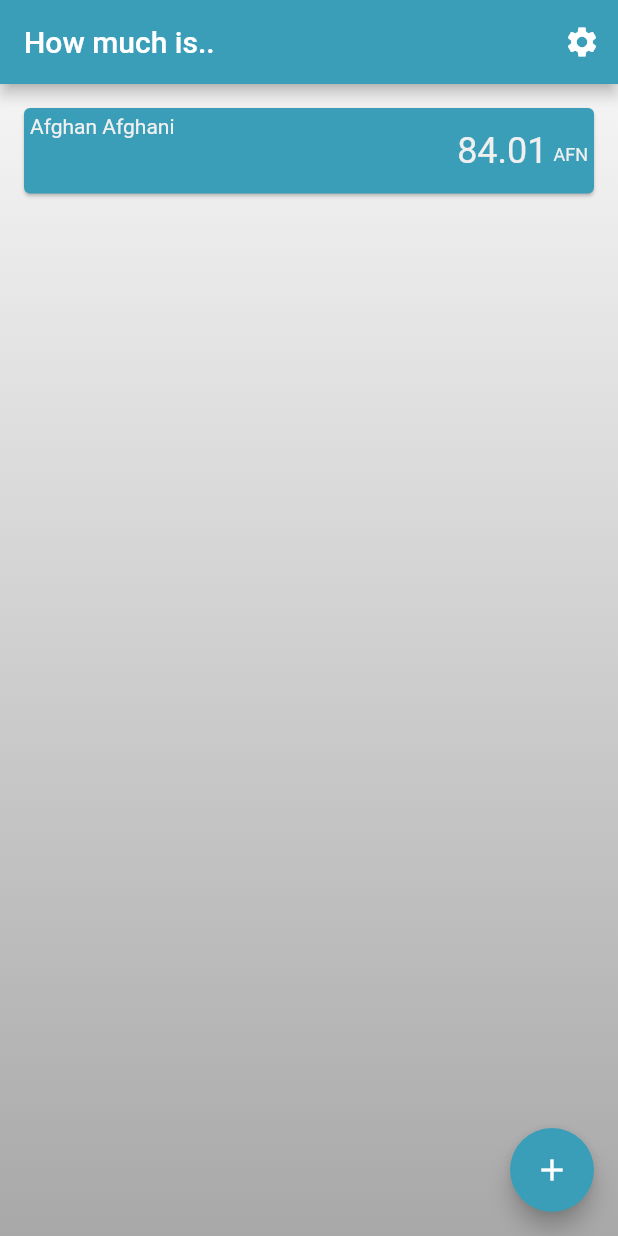
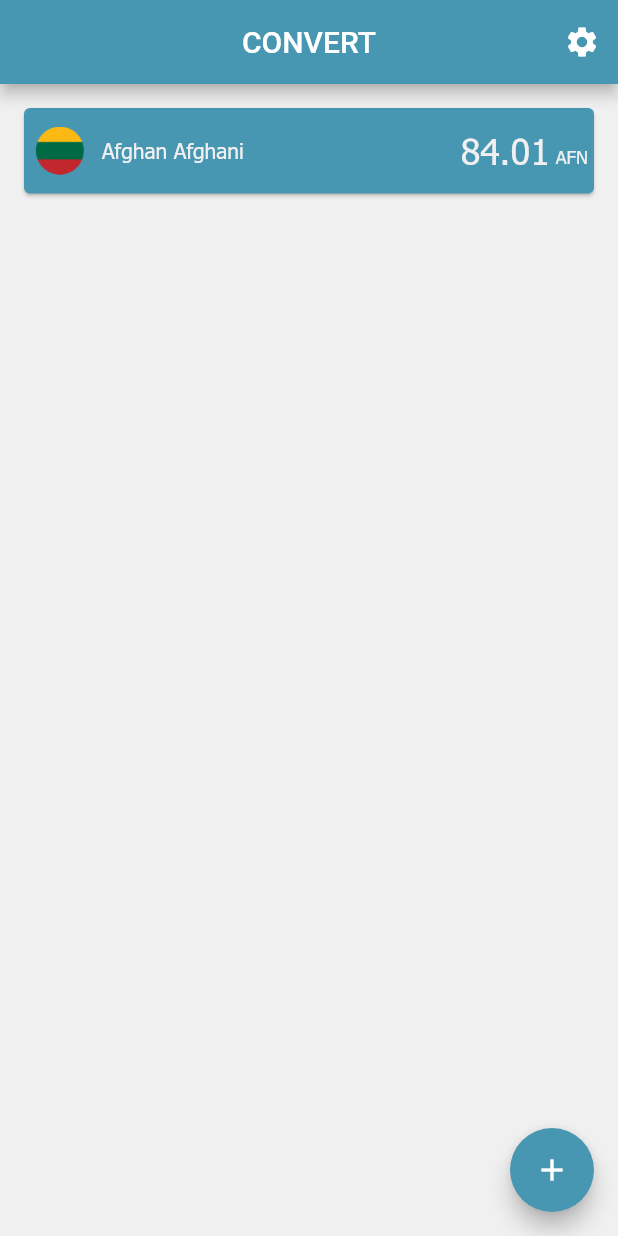
Before and after one commit to ddikman/travelrates, a Flutter app: the screen it shows after launch, after a tap on the "add circle" icon, on a phone screen of 412 x 824 dp. Run offline on Flutter 3.47's test engine with Material 2 defaults, Android fonts, the phone set to English and light mode, and no system bars; missing offline and left inert: geocoder, geolocation.

Commit message:
Restyling with change of font, title casing and position, card layout.^

```diff
--- a/lib/add_currency_screen.dart
+++ b/lib/add_currency_screen.dart
@@ -13,7 +13,6 @@ class AddCurrencyScreen extends StatefulWidget {
 }
 
 class _AddCurrencyScreenState extends State<AddCurrencyScreen> {
-
   List<Currency> currencies;
 
   @override
@@ -24,7 +23,6 @@ class _AddCurrencyScreenState extends State<AddCurrencyScreen> {
 
   @override
   Widget build(BuildContext context) {
-
     final currencyWidgets = currencies.map((currency) {
       return CurrencySelection(currency);
     }).toList();
@@ -40,34 +38,35 @@ class _AddCurrencyScreenState extends State<AddCurrencyScreen> {
         child: TextField(
           autofocus: true,
           onChanged: _filterCurrencies,
-          style: TextStyle(
-            color: AppTheme.primaryColor
-          ),
+          style: TextStyle(color: AppTheme.primaryColor),
           decoration: InputDecoration(
               contentPadding: EdgeInsets.all(4.0),
               labelText: "Search country or currency code",
+              labelStyle: Theme.of(context).textTheme.display1
+                  .copyWith(
+                fontSize: 14.0,
+                color: AppTheme.primaryColor
+              ),
               hintText: "Search country or currency code",
-            border: InputBorder.none
-          ),
+              border: InputBorder.none),
         ),
       ),
     );
 
     final body = new Padding(
         padding: const EdgeInsets.all(8.0),
-      child: ListView(children: currencyWidgets)
-    );
+        child: ListView(children: currencyWidgets));
 
     return Scaffold(
         appBar: AppBar(
-          title: Text('Add currency'),
+          title: Text('ADD CURRENCY'),
+          centerTitle: true,
           bottom: new PreferredSize(
             child: searchField,
             preferredSize: const Size.fromHeight(60.0),
           ),
         ),
-      body: BackgroundContainer(child: body)
-    );
+        body: BackgroundContainer(child: body));
   }
 
   void _filterCurrencies(String filter) {
@@ -78,17 +77,21 @@ class _AddCurrencyScreenState extends State<AddCurrencyScreen> {
     setState(() {
       currencies = state.currencyRepo.getAllCurrencies();
       currencies.sort((currencyA, currencyB) {
-        return currencyA.name.toLowerCase().compareTo(currencyB.name.toLowerCase());
+        return currencyA.name
+            .toLowerCase()
+            .compareTo(currencyB.name.toLowerCase());
       });
 
       if (filter.isNotEmpty) {
         final List<Country> matchingCountries = List.from(state.countries);
-        matchingCountries.retainWhere((country) => country.name.toLowerCase().contains(filter));
+        matchingCountries.retainWhere(
+            (country) => country.name.toLowerCase().contains(filter));
 
         currencies.retainWhere((currency) {
           return currency.name.toLowerCase().contains(filter) ||
               currency.code.toLowerCase().contains(filter) ||
-              matchingCountries.any((country) => country.currencyCode == currency.code);
+              matchingCountries
+                  .any((country) => country.currencyCode == currency.code);
         });
       }
     });
@@ -111,27 +114,25 @@ class _CurrencySelectionState extends State<CurrencySelection> {
 
   @override
   Widget build(BuildContext context) {
-
     final state = StateContainer.of(context).appState;
     _alreadyAdded = state.currencies.contains(widget.currency.code);
-
 
     Widget textWidget = Text(
       "${widget.currency.name}, ${widget.currency.symbol}",
       style: TextStyle(fontSize: 18.0),
     );
 
-    final relatedCountries = state.countries.where((country) => country.currencyCode == widget.currency.code).toList();
+    final relatedCountries = state.countries
+        .where((country) => country.currencyCode == widget.currency.code)
+        .toList();
     if (relatedCountries.length > 1) {
-      final countryNames = relatedCountries.map((country) => country.name).join(", ");
+      final countryNames =
+          relatedCountries.map((country) => country.name).join(", ");
       textWidget = Column(
         crossAxisAlignment: CrossAxisAlignment.start,
         children: <Widget>[
           textWidget,
-          Text(
-            countryNames,
-            style: TextStyle(fontSize: 10.0)
-          )
+          Text(countryNames, style: TextStyle(fontSize: 10.0))
         ],
       );
     }
@@ -141,12 +142,7 @@ class _CurrencySelectionState extends State<CurrencySelection> {
       child: new Padding(
         padding: const EdgeInsets.all(8.0),
         child: Row(
-          children: <Widget>[
-            new Expanded(
-              child: textWidget
-            ),
-            _buildAddIcon()
-          ],
+          children: <Widget>[new Expanded(child: textWidget), _buildAddIcon()],
         ),
       ),
     );
@@ -155,7 +151,6 @@ class _CurrencySelectionState extends State<CurrencySelection> {
   }
 
   _buildAddIcon() {
-
     final disabledTransparency = _alreadyAdded ? 0.5 : 1.0;
 
     return new GestureDetector(
@@ -170,8 +165,7 @@ class _CurrencySelectionState extends State<CurrencySelection> {
         if (_alreadyAdded) {
           print("${widget.currency.name} already added, showing snack instead");
           Scaffold.of(context).showSnackBar(new SnackBar(
-              content: Text("${widget.currency.name} is already selected!")
-          ));
+              content: Text("${widget.currency.name} is already selected!")));
         } else {
           stateContainer.addCurrency(widget.currency.code);
 
--- a/lib/app_root.dart
+++ b/lib/app_root.dart
@@ -34,8 +34,16 @@ class _AppRootState extends State<AppRoot> {
   _constructTheme() {
     final baseTheme = Theme.of(context);
 
+
+    const baseFont = 'Tahoma';
+    final baseTextStyle = TextStyle(
+        color: AppTheme.accentColor,
+        fontFamily: baseFont
+    );
+
     final textTheme = baseTheme.textTheme.copyWith(
-        body1: TextStyle(color: AppTheme.accentColor)
+        display1: baseTextStyle.copyWith(),
+        body1: baseTextStyle.copyWith(),
     );
 
     final iconTheme = baseTheme.primaryIconTheme.copyWith(
--- a/lib/app_theme.dart
+++ b/lib/app_theme.dart
@@ -1,23 +1,23 @@
 import 'package:flutter/material.dart';
 
 abstract class AppTheme {
-  static const _primaryColorValue = 0xFF3b9eb8;
+  static const _primaryColorValue = 0xFF4796B2;
 
   static const _accentColorValue = 0xFFF0F0F0;
 
   static const primaryColor = const MaterialColor(
       _primaryColorValue,
     const {
-        50 : const Color(0xFF1e4f5c),
-      100 : const Color(0xFF235f6e),
-      200 : const Color(0xFF296f81),
-      300 : const Color(0xFF2f7e93),
-      400 : const Color(0xFF358ea6),
+        50 : const Color(0xFF244b59),
+      100 : const Color(0xFF2b5a6b),
+      200 : const Color(0xFF32697d),
+      300 : const Color(0xFF39788e),
+      400 : const Color(0xFF4087a0),
       500 : const Color(_primaryColorValue),
-      600 : const Color(0xFF4fa8bf),
-      700 : const Color(0xFF62b1c6),
-      800 : const Color(0xFF76bbcd),
-      900 : const Color(0xFF89c5d4),
+      600 : const Color(0xFF59a1ba),
+      700 : const Color(0xFF6cabc1),
+      800 : const Color(0xFF7eb6c9),
+      900 : const Color(0xFF91c0d1),
     }
   );
 
--- a/lib/background_container.dart
+++ b/lib/background_container.dart
@@ -11,14 +11,7 @@ class BackgroundContainer extends StatelessWidget {
   @override
   Widget build(BuildContext context) {
     return Container(
-      decoration: BoxDecoration(
-          gradient: LinearGradient(
-              begin: Alignment.topCenter,
-              end: Alignment.bottomCenter,
-              colors: [
-                AppTheme.accentColor.shade800,
-                AppTheme.accentColor.shade200
-              ])),
+      color: AppTheme.accentColor,
       child: child,
     );
   }
--- a/lib/convert_dialog.dart
+++ b/lib/convert_dialog.dart
@@ -29,13 +29,15 @@ class ConvertDialog extends StatelessWidget {
     );
 
     final submitButton = new Padding(
-      padding: const EdgeInsets.all(8.0),
+      padding: const EdgeInsets.only(top: 8.0),
       child: new Center(
         child: new FlatButton(
           onPressed: () => _submit(context),
           child: new Text(
-            'Convert',
-            style: TextStyle(color: AppTheme.accentColor),
+            'CONVERT',
+            style: Theme.of(context).textTheme.display1.copyWith(
+              fontSize: 16.0
+            ),
           ),
           color: AppTheme.primaryColor,
         ),
--- a/lib/converter_screen.dart
+++ b/lib/converter_screen.dart
@@ -61,12 +61,11 @@ class _ConvertScreenState extends State<ConvertScreen> {
         children: cardWidgets
     );
 
-    final body = cardListView;
-
     return Scaffold(
         key: _scaffoldKey,
         appBar: AppBar(
-          title: Text("How much is.."),
+          title: Text("CONVERT"),
+          centerTitle: true,
           actions: <Widget>[_buildConfigureActionButton()],
         ),
         floatingActionButton: _buildAddCurrencyButton(),
@@ -76,7 +75,7 @@ class _ConvertScreenState extends State<ConvertScreen> {
           // hiding the lowermost content
             child: new Padding(
               padding: const EdgeInsets.only(bottom: _floatingButtonSpacing),
-              child: body,
+              child: cardListView,
             ))
     );
   }
@@ -161,7 +160,7 @@ class _ConvertScreenState extends State<ConvertScreen> {
           opacity: hovered ? 1.0 : 0.0,
           child: Icon(
             Icons.add_circle,
-            color: AppTheme.accentColor,
+            color: AppTheme.primaryColor,
             size: iconSize,
           ),
         ),
--- a/lib/currency_convert_card.dart
+++ b/lib/currency_convert_card.dart
@@ -41,26 +41,42 @@ class _CurrencyConvertCardState extends State<CurrencyConvertCard>
     textEditingController.text =
         CurrencyInputFormatter.formatValue(currentValue);
 
-    Widget currencyTitle = Text(widget.currency.name,
-        style: Theme.of(context).textTheme.body1.copyWith(fontSize: 14.0));
+    Widget currencyName = Padding(
+      padding: const EdgeInsets.only(left: 8.0),
+      child: Align(
+        alignment: Alignment.centerLeft,
+        child: Text(widget.currency.name,
+            maxLines: 2,
+            overflow: TextOverflow.ellipsis,
+            style: Theme.of(context).textTheme.body1.copyWith(fontSize: 14.0)),
+      ),
+    );
 
-    final contents = new Stack(
+    const flagSize = 32.0;
+    final image = Padding(
+      padding: const EdgeInsets.all(4.0),
+      child: Align(
+        alignment: Alignment.centerLeft,
+        child: new Image(
+          image: new AssetImage('assets/images/flag.png'),
+          width: flagSize,
+          height: flagSize
+        ),
+      ),
+    );
+
+    final contents = new Row(
+      crossAxisAlignment: CrossAxisAlignment.start,
       children: <Widget>[
-        currencyTitle,
+        image,
+        Expanded(child: currencyName),
         new Align(
             alignment: Alignment.centerRight,
             child: state.isReconfiguring
                 ? _deleteIcon
                 : _currencyAmount(currentValue))
-      ],
+      ]
     );
-
-    if (state.isReconfiguring) {
-      final moveHandle = new Align(
-          alignment: Alignment.bottomLeft,
-          child: Icon(Icons.dehaze, size: 24.0, color: AppTheme.accentColor));
-      contents.children.insert(0, moveHandle);
-    }
 
     final card = new Container(
       height: CurrencyConvertCard.height,
```
Also changed, not shown: pubspec.yaml (+6 -27 lines), assets/fonts/Tahoma.ttf (added), assets/images/2.0x/flag.png (added), assets/images/flag.png (added), pubspec.lock. Lines whose indentation alone changed are shown as unchanged.
